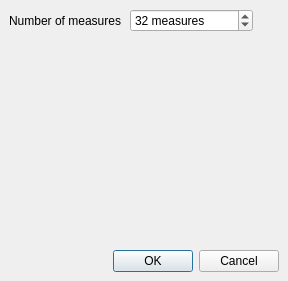
Above: src/GUI/newScoreDialog.ui from Whatang/DrumBurp before the change. Below: the same form after it.
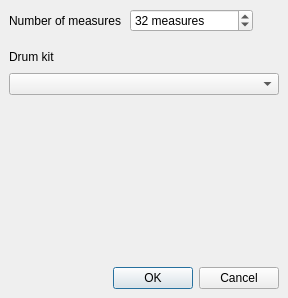
That is the form after the change. Custom widgets are drawn as their Qt base class.

Commit message:
Allow user to select drum kit when creating a new score.
Closes #270.

Diff of the .ui file:
```diff
--- a/src/GUI/newScoreDialog.ui
+++ b/src/GUI/newScoreDialog.ui
@@ -7,7 +7,7 @@
     <x>0</x>
     <y>0</y>
     <width>288</width>
-    <height>281</height>
+    <height>298</height>
    </rect>
   </property>
   <property name="contextMenuPolicy">
@@ -88,6 +88,19 @@
      </property>
     </widget>
    </item>
+   <item>
+    <widget class="QLabel" name="label_2">
+     <property name="text">
+      <string>Drum kit</string>
+     </property>
+     <property name="buddy">
+      <cstring>kitCombobox</cstring>
+     </property>
+    </widget>
+   </item>
+   <item>
+    <widget class="QComboBox" name="kitCombobox"/>
+   </item>
    <item>
     <spacer name="verticalSpacer">
      <property name="orientation">
```
Left out of the diff: 5 changed lines with no effect on the pictures. The commit also changes 5 other files.
